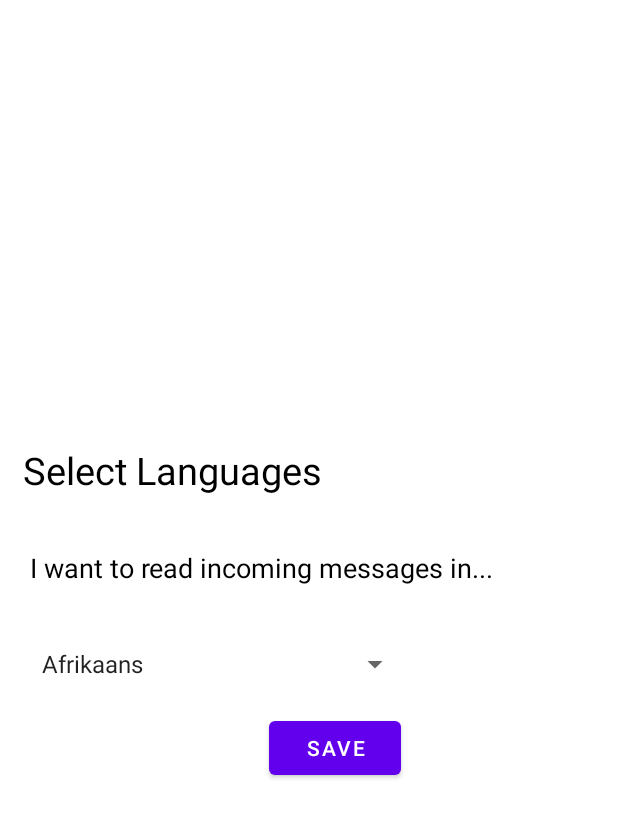
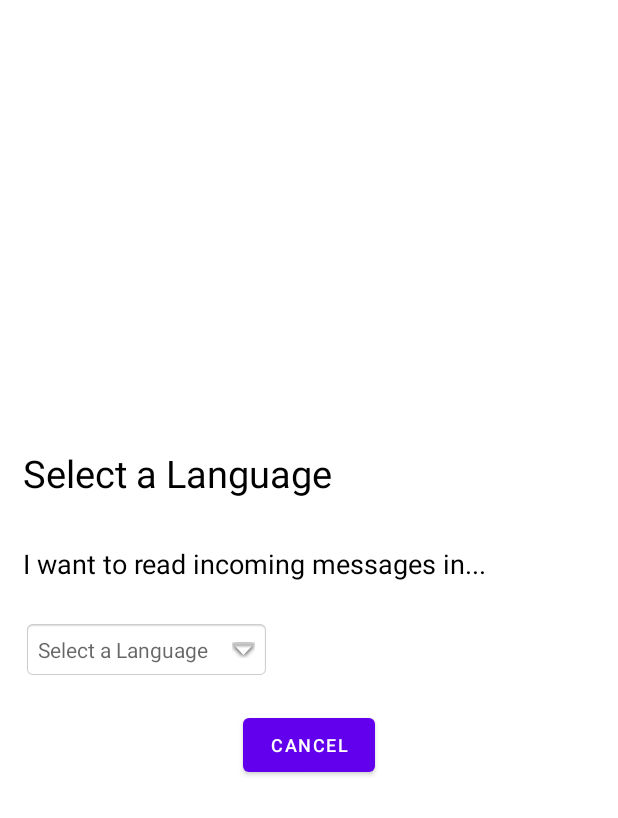
Before and after one commit to RafaelHinojosa/Duce, an Android app: the layout conversation_settings_dialog_fragment.xml on its own in the app's theme, with its tools: preview values and no code run, on a phone screen of 412 x 824 dp. Shown: the top 818 px of the screen. Run offline under Robolectric (Android 15) with nearby library versions, the phone set to English and light mode, and no system bars.

Commit message:
Google Translate Setup

```diff
--- a/app/src/main/res/layout/conversation_settings_dialog_fragment.xml
+++ b/app/src/main/res/layout/conversation_settings_dialog_fragment.xml
@@ -13,7 +13,7 @@
         android:layout_height="wrap_content"
         android:layout_centerHorizontal="true"
         android:layout_margin="15dp"
-        android:text="@string/select_languages"
+        android:text="@string/select_a_language"
         android:textColor="@color/black"
         android:textSize="25dp"
         />
@@ -24,36 +24,42 @@
         android:layout_width="wrap_content"
         android:layout_height="wrap_content"
         android:layout_below="@+id/tvTitle"
-        android:layout_margin="20dp"
+        android:layout_margin="15dp"
         android:text="@string/receiving_language"
         android:textColor="@color/black"
         android:textSize="18dp"
         />
 
-    <!-- Receiving Messages Language -->
-    <Spinner
-        android:id="@+id/spSelectLanguage"
+    <!-- Select Translated Language -->
+    <TextView
+        android:id="@+id/tvSelectLanguage"
         android:layout_width="wrap_content"
         android:layout_height="wrap_content"
         android:layout_below="@+id/tvReceivingLanguage"
-        android:layout_margin="20dp"
-        android:entries="@array/languages_array"
-        android:prompt="@string/sp_select_language_prompt"
-        android:spinnerMode="dialog"
+        android:layout_alignStart="@+id/tvReceivingLanguage"
+        android:layout_marginTop="10dp"
+        android:padding="10dp"
+        android:drawablePadding="16dp"
+        android:layout_marginBottom="20dp"
+        android:hint="@string/select_language"
+        android:drawableEnd="@android:drawable/arrow_down_float"
+        android:background="@android:drawable/editbox_background"
+        android:maxLines="3"
         />
 
-    <!-- Save Changes -->
+    <!-- Cancel -->
     <Button
-        android:id="@+id/btnSave"
+        android:id="@+id/btnCancel"
         android:layout_width="wrap_content"
         android:layout_height="wrap_content"
-        android:layout_below="@+id/spSelectLanguage"
+        android:layout_below="@+id/tvSelectLanguage"
         android:layout_alignParentStart="true"
-        android:layout_marginStart="179dp"
+        android:layout_centerHorizontal="true"
         android:layout_marginEnd="20dp"
         android:layout_marginBottom="20dp"
+        android:textSize="12dp"
         android:imeOptions="actionDone"
-        android:text="@string/save"
+        android:text="@string/cancel"
         />
 
 </RelativeLayout>
--- a/app/src/main/res/values/strings.xml
+++ b/app/src/main/res/values/strings.xml
@@ -461,4 +461,9 @@
     <string name="short_message_sample">This is a short message sample</string>
     <string name="profile_pic_me">My profile picture</string>
     <string name="profile_pic_other">The receiver\'s profile picture</string>
+    <string name="duce_description">Translate Message</string>
+    <string name="select_language">Select a Language</string>
+    <string name="incoming_messages_title">Incoming Messages Language</string>
+    <string name="select_a_language">Select a Language</string>
+    <string name="back">Back</string>
 </resources>
```
Also changed, not shown: app/build.gradle (+22 -0 lines), app/src/main/java/duce/ConversationActivity.java (+43 -1 lines), app/src/main/java/duce/fragments/ConversationSettingsDialogFragment.java (+74 -21 lines), app/src/main/res/layout/incoming_message.xml (+15 -2 lines), app/src/main/res/layout/outgoing_messages.xml (+14 -1 lines), 1 other file.
